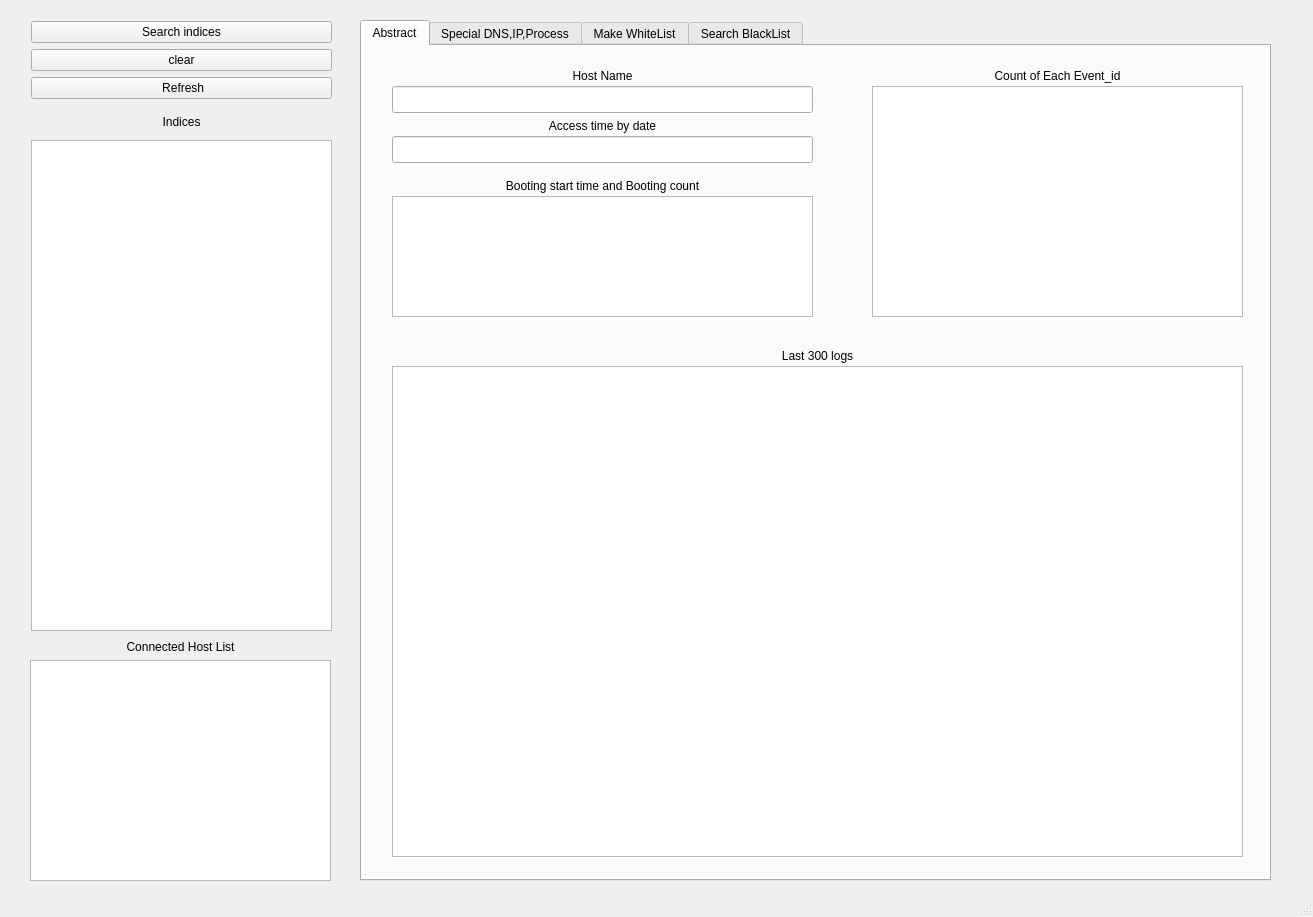
First picture: the form in SeokMin.ui, repository leesk212/Sysmon-ELK-Stack_with-viroustotal_API, before the edit.
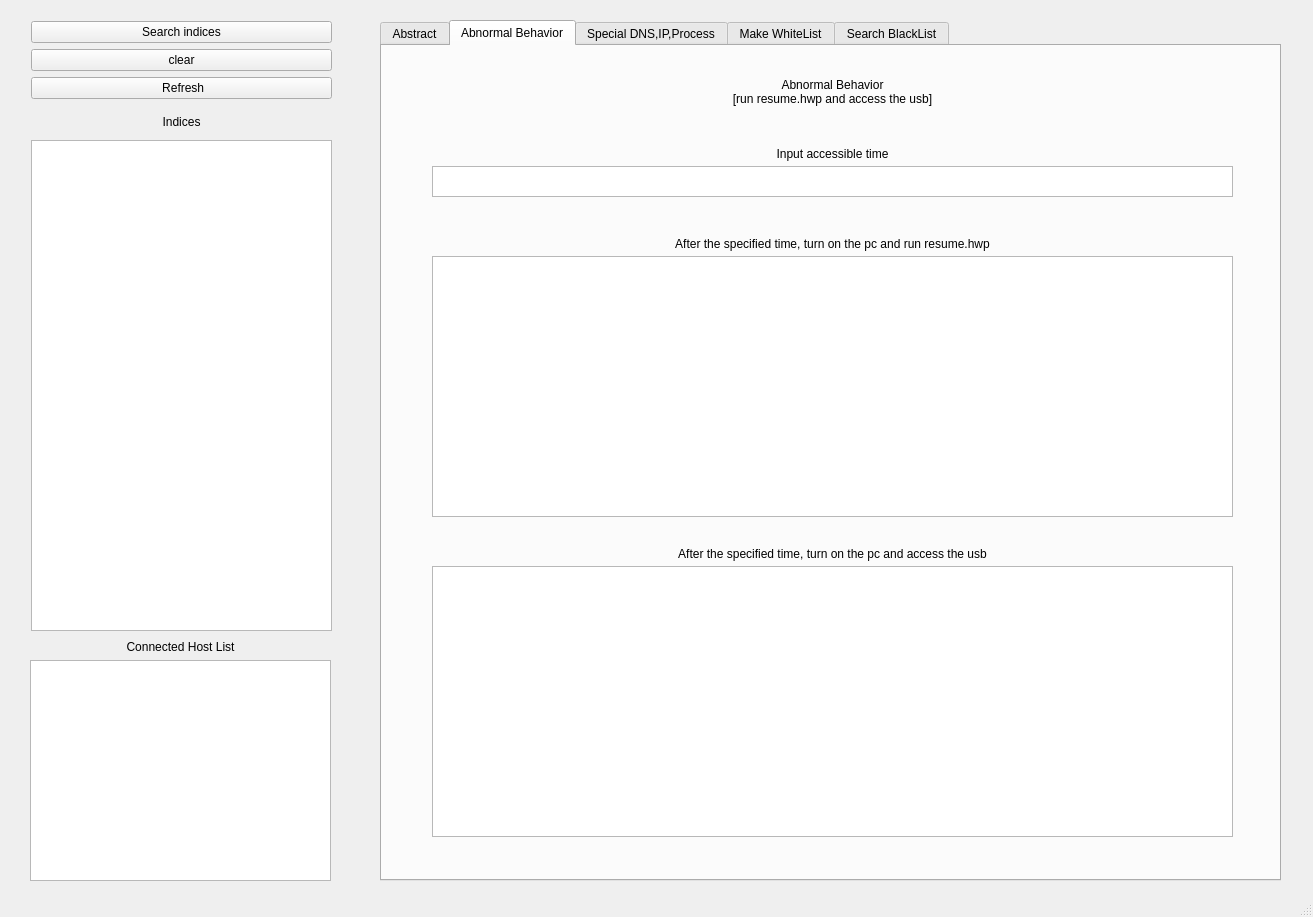
Second picture: the form after the edit.

Commit message: add abnormal tab

Diff of the .ui file:
```diff
--- a/SeokMin.ui
+++ b/SeokMin.ui
@@ -17,14 +17,14 @@
    <widget class="QTabWidget" name="tabWidget">
     <property name="geometry">
      <rect>
-      <x>360</x>
+      <x>380</x>
       <y>20</y>
-      <width>911</width>
+      <width>901</width>
       <height>861</height>
      </rect>
     </property>
     <property name="currentIndex">
-     <number>0</number>
+     <number>1</number>
     </property>
     <widget class="QWidget" name="tab">
      <attribute name="title">
@@ -34,8 +34,8 @@
       <property name="geometry">
        <rect>
         <x>30</x>
-        <y>300</y>
-        <width>851</width>
+        <y>400</y>
+        <width>831</width>
         <height>20</height>
        </rect>
       </property>
@@ -50,9 +50,9 @@
       <property name="geometry">
        <rect>
         <x>30</x>
-        <y>320</y>
-        <width>851</width>
-        <height>491</height>
+        <y>420</y>
+        <width>831</width>
+        <height>381</height>
        </rect>
       </property>
       <property name="font">
@@ -70,7 +70,7 @@
       <property name="geometry">
        <rect>
         <x>30</x>
-        <y>20</y>
+        <y>120</y>
         <width>421</width>
         <height>20</height>
        </rect>
@@ -89,7 +89,7 @@
       <property name="geometry">
        <rect>
         <x>30</x>
-        <y>40</y>
+        <y>140</y>
         <width>421</width>
         <height>27</height>
        </rect>
@@ -114,8 +114,8 @@
       <property name="geometry">
        <rect>
         <x>510</x>
-        <y>40</y>
-        <width>371</width>
+        <y>140</y>
+        <width>351</width>
         <height>231</height>
        </rect>
       </property>
@@ -134,8 +134,8 @@
       <property name="geometry">
        <rect>
         <x>510</x>
-        <y>20</y>
-        <width>371</width>
+        <y>120</y>
+        <width>341</width>
         <height>20</height>
        </rect>
       </property>
@@ -150,7 +150,7 @@
       <property name="geometry">
        <rect>
         <x>30</x>
-        <y>70</y>
+        <y>170</y>
         <width>421</width>
         <height>20</height>
        </rect>
@@ -169,7 +169,7 @@
       <property name="geometry">
        <rect>
         <x>30</x>
-        <y>90</y>
+        <y>190</y>
         <width>421</width>
         <height>27</height>
        </rect>
@@ -194,7 +194,7 @@
       <property name="geometry">
        <rect>
         <x>30</x>
-        <y>150</y>
+        <y>250</y>
         <width>421</width>
         <height>121</height>
        </rect>
@@ -214,7 +214,7 @@
       <property name="geometry">
        <rect>
         <x>30</x>
-        <y>130</y>
+        <y>230</y>
         <width>421</width>
         <height>20</height>
        </rect>
@@ -236,6 +236,131 @@
      <zorder>Accesstime</zorder>
      <zorder>BCB</zorder>
      <zorder>label_17</zorder>
+     <zorder>label_30</zorder>
+    </widget>
+    <widget class="QWidget" name="tab_3">
+     <attribute name="title">
+      <string>Abnormal Behavior</string>
+     </attribute>
+     <widget class="QListWidget" name="all_indices_view_2">
+      <property name="geometry">
+       <rect>
+        <x>50</x>
+        <y>210</y>
+        <width>801</width>
+        <height>261</height>
+       </rect>
+      </property>
+      <property name="font">
+       <font>
+        <pointsize>14</pointsize>
+        <italic>true</italic>
+       </font>
+      </property>
+      <property name="layoutDirection">
+       <enum>Qt::LeftToRight</enum>
+      </property>
+      <property name="viewMode">
+       <enum>QListView::ListMode</enum>
+      </property>
+     </widget>
+     <widget class="QListWidget" name="all_indices_view_3">
+      <property name="geometry">
+       <rect>
+        <x>50</x>
+        <y>520</y>
+        <width>801</width>
+        <height>271</height>
+       </rect>
+      </property>
+      <property name="font">
+       <font>
+        <pointsize>14</pointsize>
+        <italic>true</italic>
+       </font>
+      </property>
+      <property name="layoutDirection">
+       <enum>Qt::LeftToRight</enum>
+      </property>
+      <property name="viewMode">
+       <enum>QListView::ListMode</enum>
+      </property>
+     </widget>
+     <widget class="QLabel" name="label_25">
+      <property name="geometry">
+       <rect>
+        <x>50</x>
+        <y>190</y>
+        <width>801</width>
+        <height>16</height>
+       </rect>
+      </property>
+      <property name="text">
+       <string>After the specified time, turn on the pc and run resume.hwp</string>
+      </property>
+      <property name="alignment">
+       <set>Qt::AlignCenter</set>
+      </property>
+     </widget>
+     <widget class="QLabel" name="label_26">
+      <property name="geometry">
+       <rect>
+        <x>50</x>
+        <y>500</y>
+        <width>801</width>
+        <height>16</height>
+       </rect>
+      </property>
+      <property name="text">
+       <string>After the specified time, turn on the pc and access the usb</string>
+      </property>
+      <property name="alignment">
+       <set>Qt::AlignCenter</set>
+      </property>
+     </widget>
+     <widget class="QLabel" name="label_28">
+      <property name="geometry">
+       <rect>
+        <x>50</x>
+        <y>100</y>
+        <width>801</width>
+        <height>16</height>
+       </rect>
+      </property>
+      <property name="text">
+       <string>Input accessible time</string>
+      </property>
+      <property name="alignment">
+       <set>Qt::AlignCenter</set>
+      </property>
+     </widget>
+     <widget class="QTextEdit" name="textEdit">
+      <property name="geometry">
+       <rect>
+        <x>50</x>
+        <y>120</y>
+        <width>801</width>
+        <height>31</height>
+       </rect>
+      </property>
+     </widget>
+     <widget class="QLabel" name="label_29">
+      <property name="geometry">
+       <rect>
+        <x>50</x>
+        <y>20</y>
+        <width>801</width>
+        <height>51</height>
+       </rect>
+      </property>
+      <property name="text">
+       <string>Abnormal Behavior
+[run resume.hwp and access the usb]</string>
+      </property>
+      <property name="alignment">
+       <set>Qt::AlignCenter</set>
+      </property>
+     </widget>
     </widget>
     <widget class="QWidget" name="tabWidgetPage1">
      <attribute name="title">
```
Left out of the diff: 35 changed lines with no effect on the pictures.
